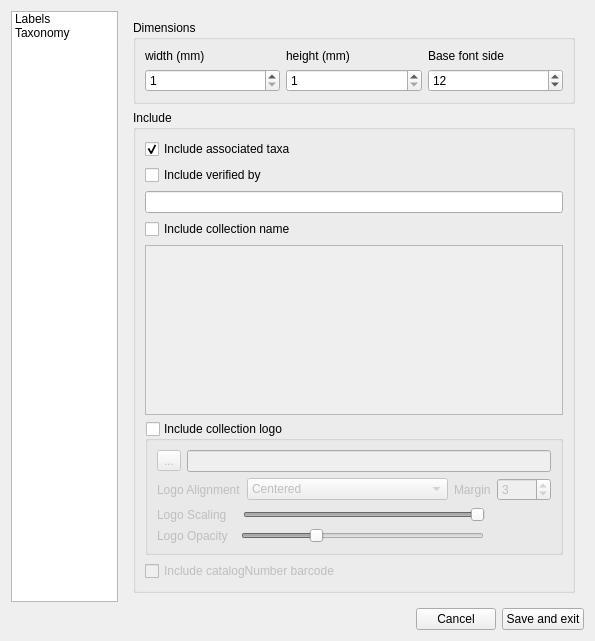
This is ui/settingsUI.ui in CapPow/collBook as Qt 5 draws it before an edit. The edited form follows.
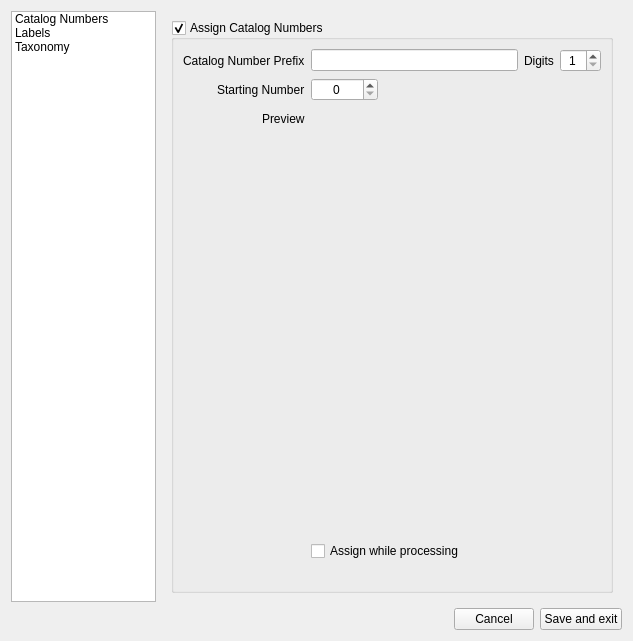
This is the edited form. Icons and pictures are not drawn.

Commit message: fixed error where logo was always applied. Started adding UI elements for catalogNumber generation.

```diff
--- a/ui/settingsUI.ui
+++ b/ui/settingsUI.ui
@@ -6,7 +6,7 @@
    <rect>
     <x>0</x>
     <y>0</y>
-    <width>595</width>
+    <width>633</width>
     <height>641</height>
    </rect>
   </property>
@@ -51,6 +51,11 @@
           <property name="lineWidth">
            <number>1</number>
           </property>
+          <item>
+           <property name="text">
+            <string>Catalog Numbers</string>
+           </property>
+          </item>
           <item>
            <property name="text">
             <string>Labels</string>
@@ -79,6 +84,151 @@
           <property name="currentIndex">
            <number>0</number>
           </property>
+          <widget class="QWidget" name="page">
+           <layout class="QGridLayout" name="gridLayout_6">
+            <item row="0" column="0">
+             <widget class="QGroupBox" name="value_assignCatalogNumbers">
+              <property name="title">
+               <string>Assign Catalog Numbers</string>
+              </property>
+              <property name="checkable">
+               <bool>true</bool>
+              </property>
+              <layout class="QFormLayout" name="formLayout">
+               <property name="labelAlignment">
+                <set>Qt::AlignRight|Qt::AlignTrailing|Qt::AlignVCenter</set>
+               </property>
+               <item row="4" column="0">
+                <spacer name="verticalSpacer">
+                 <property name="orientation">
+                  <enum>Qt::Vertical</enum>
+                 </property>
+                 <property name="sizeHint" stdset="0">
+                  <size>
+                   <width>20</width>
+                   <height>40</height>
+                  </size>
+                 </property>
+                </spacer>
+               </item>
+               <item row="1" column="1">
+                <layout class="QHBoxLayout" name="horizontalLayout_4">
+                 <item>
+                  <widget class="QLineEdit" name="value_catalogNumberPrefix">
+                   <property name="alignment">
+                    <set>Qt::AlignCenter</set>
+                   </property>
+                  </widget>
+                 </item>
+                 <item>
+                  <widget class="QLabel" name="label_7">
+                   <property name="text">
+                    <string>Digits</string>
+                   </property>
+                  </widget>
+                 </item>
+                 <item>
+                  <widget class="QSpinBox" name="value_catalogNumberDigits">
+                   <property name="alignment">
+                    <set>Qt::AlignCenter</set>
+                   </property>
+                   <property name="minimum">
+                    <number>1</number>
+                   </property>
+                   <property name="maximum">
+                    <number>10</number>
+                   </property>
+                  </widget>
+                 </item>
+                </layout>
+               </item>
+               <item row="2" column="1">
+                <layout class="QHBoxLayout" name="horizontalLayout_5">
+                 <item>
+                  <widget class="QSpinBox" name="value_catalogNumberStartingNum">
+                   <property name="alignment">
+                    <set>Qt::AlignCenter</set>
+                   </property>
+                   <property name="maximum">
+                    <number>999999999</number>
+                   </property>
+                  </widget>
+                 </item>
+                 <item>
+                  <spacer name="horizontalSpacer_2">
+                   <property name="orientation">
+                    <enum>Qt::Horizontal</enum>
+                   </property>
+                   <property name="sizeHint" stdset="0">
+                    <size>
+                     <width>40</width>
+                     <height>20</height>
+                    </size>
+                   </property>
+                  </spacer>
+                 </item>
+                </layout>
+               </item>
+               <item row="3" column="1">
+                <layout class="QHBoxLayout" name="horizontalLayout_6">
+                 <item>
+                  <widget class="QLabel" name="label_catalogNumber_Preview">
+                   <property name="text">
+                    <string/>
+                   </property>
+                   <property name="alignment">
+                    <set>Qt::AlignLeading|Qt::AlignLeft|Qt::AlignVCenter</set>
+                   </property>
+                  </widget>
+                 </item>
+                 <item>
+                  <spacer name="horizontalSpacer_3">
+                   <property name="orientation">
+                    <enum>Qt::Horizontal</enum>
+                   </property>
+                   <property name="sizeHint" stdset="0">
+                    <size>
+                     <width>40</width>
+                     <height>20</height>
+                    </size>
+                   </property>
+                  </spacer>
+                 </item>
+                </layout>
+               </item>
+               <item row="4" column="1">
+                <widget class="QCheckBox" name="value_catalogNumberAssignProcessing">
+                 <property name="text">
+                  <string>Assign while processing</string>
+                 </property>
+                </widget>
+               </item>
+               <item row="1" column="0">
+                <widget class="QLabel" name="label_6">
+                 <property name="text">
+                  <string>Catalog Number Prefix</string>
+                 </property>
+                </widget>
+               </item>
+               <item row="2" column="0">
+                <widget class="QLabel" name="label_8">
+                 <property name="text">
+                  <string>Starting Number</string>
+                 </property>
+                </widget>
+               </item>
+               <item row="3" column="0">
+                <widget class="QLabel" name="label_10">
+                 <property name="text">
+                  <string>Preview</string>
+                 </property>
+                </widget>
+               </item>
+              </layout>
+             </widget>
+            </item>
+           </layout>
+          </widget>
           <widget class="QWidget" name="labelPrefPage">
            <layout class="QGridLayout" name="gridLayout">
             <item row="0" column="0">
@@ -195,7 +345,7 @@
                     <item>
                      <widget class="QLabel" name="label_2">
                       <property name="text">
-                       <string>Logo Alignment</string>
+                       <string>Alignment</string>
                       </property>
                      </widget>
                     </item>
@@ -254,7 +404,7 @@
                     <item>
                      <widget class="QLabel" name="label_5">
                       <property name="text">
-                       <string>Margin</string>
+                       <string>Margin (px) </string>
                       </property>
                      </widget>
                     </item>
@@ -299,7 +449,7 @@
                     <item>
                      <widget class="QLabel" name="label_3">
                       <property name="text">
-                       <string>Logo Scaling   </string>
+                       <string>Scaling   </string>
                       </property>
                      </widget>
                     </item>
@@ -333,7 +483,7 @@
                     <item>
                      <widget class="QLabel" name="label_4">
                       <property name="text">
-                       <string>Logo Opacity  </string>
+                       <string>Opacity  </string>
                       </property>
                      </widget>
                     </item>
```
Left out of the diff: 82 changed lines with no effect on the pictures. The commit also changes 6 other files.
